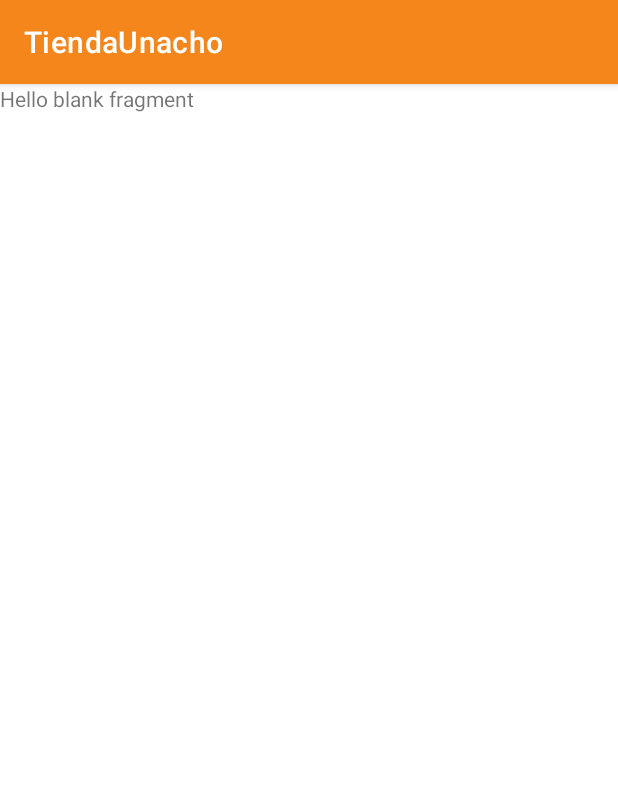
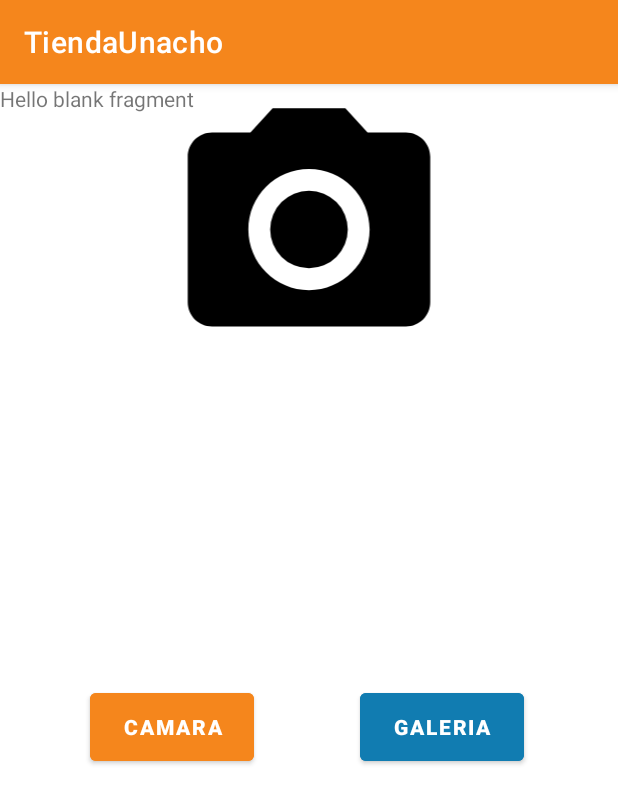
Before and after one commit to Nataly97/AppMovil, an Android app: the PerfilFragment screen opened through its navigation route, on a phone screen of 412 x 824 dp. Shown: the top 804 px of the screen. Run offline under Robolectric (Android 15) with nearby library versions, the phone set to English and light mode, and no system bars.

Commit message:
Sprint 3 2022-11-09

```diff
--- a/app/src/main/java/com/tiendaunacho/view/adapter/LibreryAdapter.kt
+++ b/app/src/main/java/com/tiendaunacho/view/adapter/LibreryAdapter.kt
@@ -32,7 +32,7 @@ class LibreryAdapter:RecyclerView.Adapter <LibreryAdapter.ViewHolder>() {
         }
     }
         val titles= arrayOf("libro1","libro2","libro3","libro4","libro5")
-        val descripcion= arrayOf("lomejor del libro1","lomejor del libro2","lomejor del libro3","lomejor del libro4","lomejor del libro5")
+        val descripcion= arrayOf("lo mejor del libro1","lo mejor del libro2","lo mejor del libro3","lo mejor del libro4","lo mejor del libro5")
         val precio= arrayOf("$10.000","$20.000","$30.000","$40.000","$50.000")
         val image= arrayOf(R.drawable.cronicadeunamuerteaninciada,R.drawable.elamorenlostiemposdelcolera,R.drawable.elcoronelnotienequienleescriba,R.drawable.cronicadeunamuerteaninciada,R.drawable.lahojarasca,R.drawable.lamalahora)
 
--- a/app/src/main/java/com/tiendaunacho/view/ui/fragments/LibreriaFragment.kt
+++ b/app/src/main/java/com/tiendaunacho/view/ui/fragments/LibreriaFragment.kt
@@ -36,7 +36,6 @@ class LibreriaFragment : Fragment() {
                 R.id.perfilpersona -> findNavController().navigate(R.id.action_libreriaFragment_to_perfilFragment)
                 R.id.map -> findNavController().navigate(R.id.action_libreriaFragment_to_mapaFragment)
             }
-
         }
     }
 
--- a/app/src/main/java/com/tiendaunacho/view/ui/fragments/PerfilFragment.kt
+++ b/app/src/main/java/com/tiendaunacho/view/ui/fragments/PerfilFragment.kt
@@ -1,10 +1,18 @@
 package com.tiendaunacho.view.ui.fragments
 
+import android.content.Intent
+import android.graphics.Bitmap
 import android.os.Bundle
+import android.provider.MediaStore
 import androidx.fragment.app.Fragment
 import android.view.LayoutInflater
 import android.view.View
 import android.view.ViewGroup
+import android.widget.Button
+import android.widget.ImageView
+import androidx.activity.result.contract.ActivityResultContracts
+import androidx.navigation.fragment.findNavController
+import com.google.android.material.bottomnavigation.BottomNavigationView
 import com.tiendaunacho.R
 
 
@@ -14,7 +22,34 @@ class PerfilFragment : Fragment() {
         inflater: LayoutInflater, container: ViewGroup?,
         savedInstanceState: Bundle?
     ): View? {
-        // Inflate the layout for this fragment
-        return inflater.inflate(R.layout.fragment_perfil, container, false)
+
+        val view = inflater.inflate(R.layout.fragment_perfil, container, false)
+
+        val btmcamara = view.findViewById<Button>(R.id.btmcamara)
+        btmcamara.setOnClickListener {
+
+            val intent = Intent(MediaStore.ACTION_IMAGE_CAPTURE)
+            startActivityForResult(intent, 123)
+        }
+
+        val btmgaleria = view.findViewById<Button>(R.id.btmgaleria)
+        btmgaleria.setOnClickListener {
+
+            val intent = Intent(Intent.ACTION_PICK)
+            startActivityForResult(intent, 456)
+        }
+        return view
     }
-}
+
+    override fun onActivityResult(requestCode: Int, resultCode: Int, data: Intent?) {
+        super.onActivityResult(requestCode, resultCode, data)
+        val imagieView = view?.findViewById<ImageView>(R.id.fotoperfil)
+        if (requestCode == 123) {
+            var bitmap = data?.extras?.get("data") as Bitmap
+            imagieView?.setImageBitmap(bitmap)
+        } else if (requestCode == 456) {
+            imagieView?.setImageURI(data?.data)
+        }
+    }
+
+ }
--- /dev/null
+++ b/app/src/main/res/drawable/camara.xml
@@ -0,0 +1,6 @@
+<vector android:height="24dp" android:tint="#000000"
+    android:viewportHeight="24" android:viewportWidth="24"
+    android:width="24dp" xmlns:android="http://schemas.android.com/apk/res/android">
+    <path android:fillColor="@android:color/white" android:pathData="M12,12m-3.2,0a3.2,3.2 0,1 1,6.4 0a3.2,3.2 0,1 1,-6.4 0"/>
+    <path android:fillColor="@android:color/white" android:pathData="M9,2L7.17,4L4,4c-1.1,0 -2,0.9 -2,2v12c0,1.1 0.9,2 2,2h16c1.1,0 2,-0.9 2,-2L22,6c0,-1.1 -0.9,-2 -2,-2h-3.17L15,2L9,2zM12,17c-2.76,0 -5,-2.24 -5,-5s2.24,-5 5,-5 5,2.24 5,5 -2.24,5 -5,5z"/>
+</vector>
--- a/app/src/main/res/layout/fragment_perfil.xml
+++ b/app/src/main/res/layout/fragment_perfil.xml
@@ -5,7 +5,40 @@
     android:layout_height="match_parent"
     tools:context=".view.ui.fragments.PerfilFragment">
 
-    <!-- TODO: Update blank fragment layout -->
+    <ImageView
+        android:id="@+id/fotoperfil"
+        android:layout_width="match_parent"
+        android:layout_height="194dp"
+        android:src="@drawable/camara">
+
+
+    </ImageView>
+
+    <Button
+        android:id="@+id/btmcamara"
+        android:layout_width="109dp"
+        android:layout_height="57dp"
+        android:layout_marginLeft="60dp"
+        android:layout_marginTop="400dp"
+        android:backgroundTint="@color/color_orange"
+        android:text="camara"
+        android:textStyle="bold">
+
+    </Button>
+
+
+    <Button
+        android:id="@+id/btmgaleria"
+        android:layout_width="109dp"
+        android:layout_height="57dp"
+        android:layout_marginLeft="240dp"
+        android:layout_marginTop="400dp"
+        android:backgroundTint="@color/color_blue"
+        android:text="galeria"
+        android:textStyle="bold">
+
+    </Button>
+
     <TextView
         android:layout_width="match_parent"
         android:layout_height="match_parent"
--- a/app/src/main/res/navigation/nav_grafo.xml
+++ b/app/src/main/res/navigation/nav_grafo.xml
@@ -51,25 +51,45 @@
         android:id="@+id/comprasFragment"
         android:name="com.tiendaunacho.view.ui.fragments.ComprasFragment"
         android:label="fragment_compras"
-        tools:layout="@layout/fragment_compras" />
+        tools:layout="@layout/fragment_compras" >
+        <action
+            android:id="@+id/action_comprasFragment_to_homeFragment"
+            app:destination="@id/homeFragment" />
+    </fragment>
     <fragment
         android:id="@+id/deseosFragment"
         android:name="com.tiendaunacho.view.ui.fragments.DeseosFragment"
         android:label="fragment_deseos"
-        tools:layout="@layout/fragment_deseos" />
+        tools:layout="@layout/fragment_deseos" >
+        <action
+            android:id="@+id/action_deseosFragment_to_homeFragment"
+            app:destination="@id/homeFragment" />
+    </fragment>
     <fragment
         android:id="@+id/perfilFragment"
         android:name="com.tiendaunacho.view.ui.fragments.PerfilFragment"
         android:label="fragment_perfil"
-        tools:layout="@layout/fragment_perfil" />
+        tools:layout="@layout/fragment_perfil" >
+        <action
+            android:id="@+id/action_perfilFragment_to_homeFragment"
+            app:destination="@id/homeFragment" />
+    </fragment>
     <fragment
         android:id="@+id/ayudaFragment"
         android:name="com.tiendaunacho.view.ui.fragments.AyudaFragment"
         android:label="fragment_ayuda"
-        tools:layout="@layout/fragment_ayuda" />
+        tools:layout="@layout/fragment_ayuda" >
+        <action
+            android:id="@+id/action_ayudaFragment_to_homeFragment"
+            app:destination="@id/homeFragment" />
+    </fragment>
     <fragment
         android:id="@+id/mapaFragment"
         android:name="com.tiendaunacho.view.ui.fragments.MapaFragment"
         android:label="fragment_mapa"
-        tools:layout="@layout/fragment_mapa" />
+        tools:layout="@layout/fragment_mapa" >
+        <action
+            android:id="@+id/action_mapaFragment_to_homeFragment"
+            app:destination="@id/homeFragment" />
+    </fragment>
 </navigation>
```
